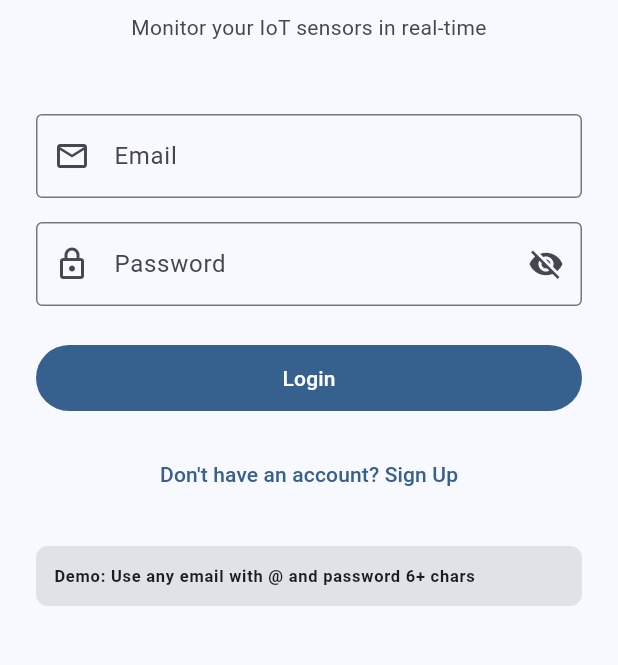
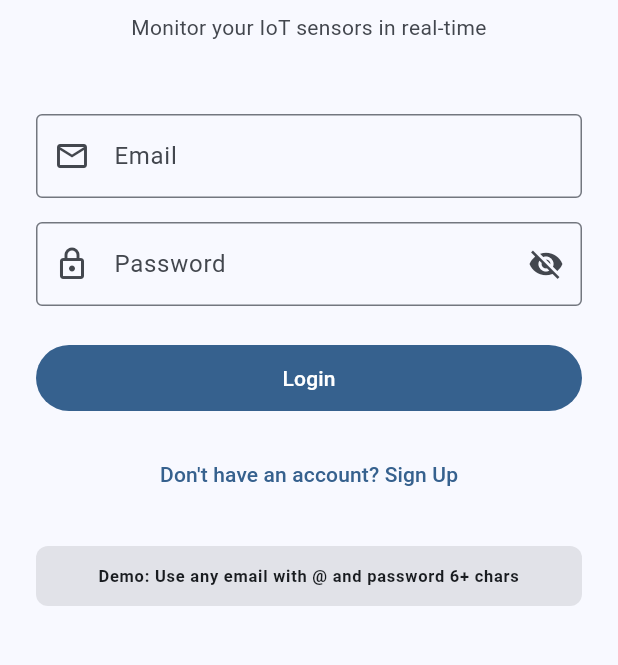
Before and after one commit to miahornett/Iot-and-AI-Home-Assistant-, a Flutter app: the screen it shows after launch, on a phone screen of 412 x 824 dp, the part 414-1079 px from its top. Run offline on Flutter 3.47's test engine with Material 3 defaults, Android fonts, the phone set to English and light mode, and no system bars; our stand-ins replace flutter_riverpod, go_router, shared_preferences.

Commit message:
feat: update files 8

```diff
--- a/smart_home_app/lib/features/auth/presentation/login_screen.dart
+++ b/smart_home_app/lib/features/auth/presentation/login_screen.dart
@@ -174,16 +174,12 @@ class _LoginScreenState extends ConsumerState<LoginScreen> {
                       color: theme.colorScheme.surfaceContainerHighest,
                       borderRadius: BorderRadius.circular(8),
                     ),
-                    child: Column(
-                      crossAxisAlignment: CrossAxisAlignment.start,
-                      children: [
-                        Text(
-                          'Demo: Use any email with @ and password 6+ chars',
-                          style: theme.textTheme.labelSmall?.copyWith(
-                            fontWeight: FontWeight.bold,
-                          ),
-                        ),
-                      ],
+                    child: Text(
+                      'Demo: Use any email with @ and password 6+ chars',
+                      style: theme.textTheme.labelSmall?.copyWith(
+                        fontWeight: FontWeight.bold,
+                      ),
+                      textAlign: TextAlign.center,
                     ),
                   ),
                 ],
```
Also changed, not shown: 2 other files.
